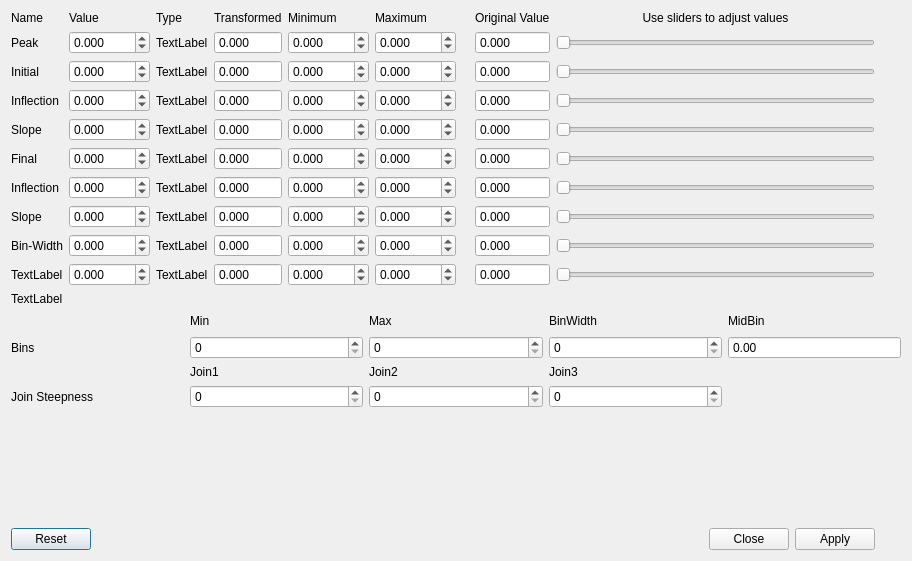
Old version of the form src/equationdialog.ui in the repository nmfs-ost/ss3-ssi.
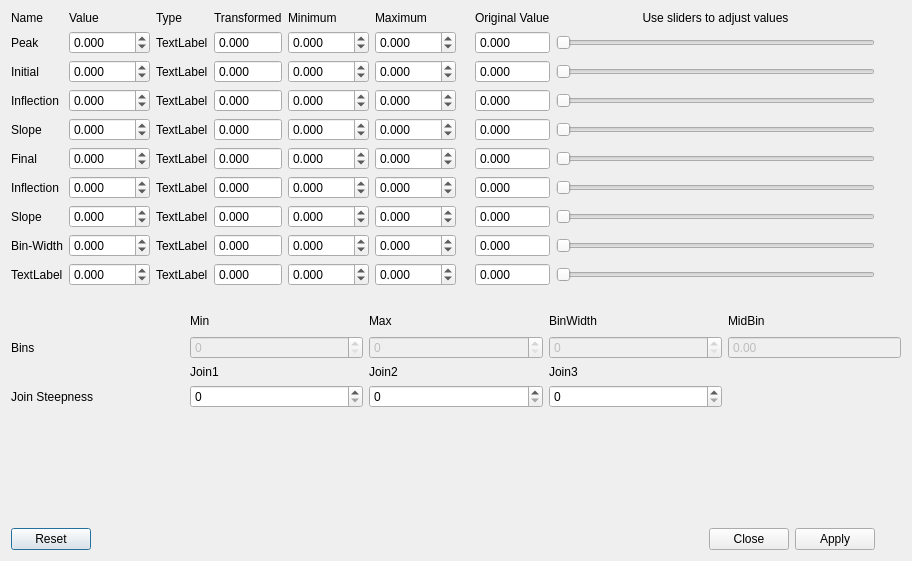
New version of the form.

```diff
--- a/src/equationdialog.ui
+++ b/src/equationdialog.ui
@@ -1040,13 +1040,20 @@
       <layout class="QGridLayout" name="gridLayout_values">
        <item row="1" column="2">
         <widget class="QSpinBox" name="spinBox_bins_max">
+         <property name="enabled">
+          <bool>false</bool>
+         </property>
          <property name="maximum">
           <number>250</number>
          </property>
         </widget>
        </item>
        <item row="1" column="3">
-        <widget class="QSpinBox" name="spinBox_bins_width"/>
+        <widget class="QSpinBox" name="spinBox_bins_width">
+         <property name="enabled">
+          <bool>false</bool>
+         </property>
+        </widget>
        </item>
        <item row="0" column="4">
         <widget class="QLabel" name="label_bins_midbin">
@@ -1062,7 +1069,11 @@
         </widget>
        </item>
        <item row="1" column="1">
-        <widget class="QSpinBox" name="spinBox_bins_min"/>
+        <widget class="QSpinBox" name="spinBox_bins_min">
+         <property name="enabled">
+          <bool>false</bool>
+         </property>
+        </widget>
        </item>
        <item row="3" column="1">
         <widget class="QSpinBox" name="spinBox_steep_join1"/>
@@ -1149,6 +1160,9 @@
        </item>
        <item row="1" column="4">
         <widget class="QDoubleSpinBox" name="doubleSpinBox_bins_midbin">
+         <property name="enabled">
+          <bool>false</bool>
+         </property>
          <property name="readOnly">
           <bool>true</bool>
          </property>
@@ -1185,7 +1199,7 @@
      <item>
       <widget class="QLabel" name="label_title">
        <property name="text">
-        <string>TextLabel</string>
+        <string/>
        </property>
       </widget>
      </item>
```
